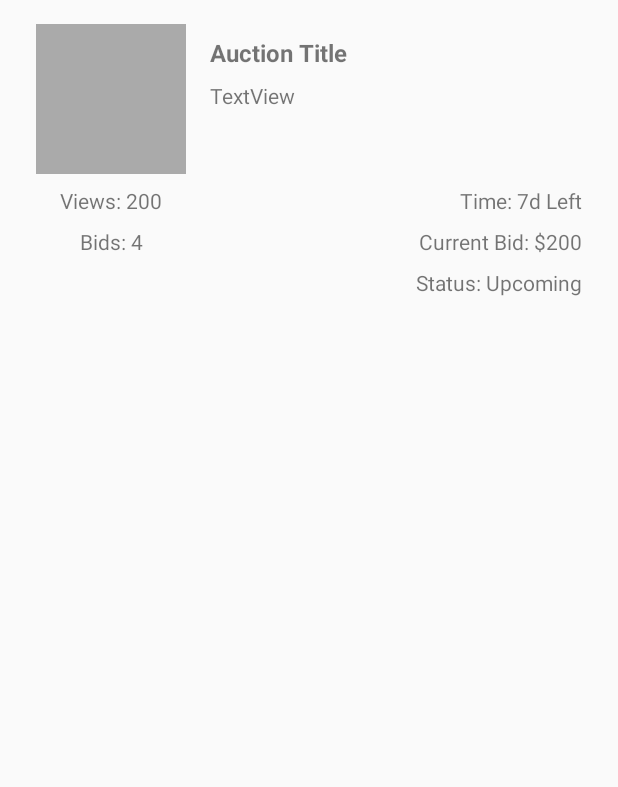
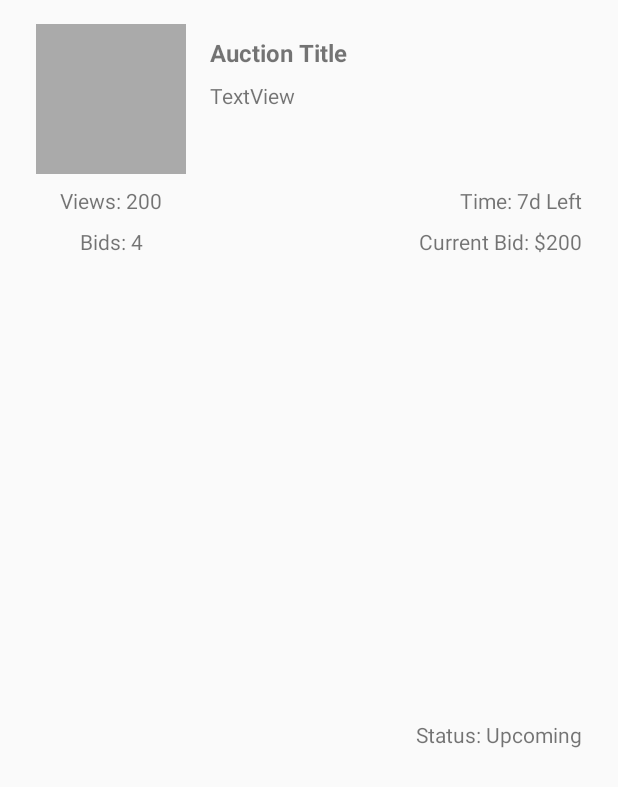
Before and after one commit to pokmnx/StorageAuctions, an Android app: the layout list_auction.xml on its own in the app's theme, with its tools: preview values and no code run, on a phone screen of 412 x 824 dp. Shown: the top 787 px of the screen. Run offline under Robolectric (Android 15) with nearby library versions, the phone set to English and light mode, and no system bars.

Commit message:
Fix styling

```diff
--- a/Android/app/src/main/res/layout/list_auction.xml
+++ b/Android/app/src/main/res/layout/list_auction.xml
@@ -18,25 +18,33 @@
 
     <TextView
         android:id="@+id/auction_cell_title"
-        android:layout_width="wrap_content"
+        android:layout_width="0dp"
         android:layout_height="wrap_content"
+        android:layout_marginEnd="24dp"
         android:layout_marginLeft="16dp"
+        android:layout_marginRight="24dp"
         android:layout_marginStart="16dp"
         android:layout_marginTop="24dp"
+        android:maxLines="4"
         android:text="Auction Title"
         android:textSize="16sp"
         android:textStyle="bold"
+        app:layout_constraintEnd_toEndOf="parent"
         app:layout_constraintStart_toEndOf="@+id/auction_cell_image"
         app:layout_constraintTop_toTopOf="parent" />
 
     <TextView
         android:id="@+id/auction_cell_address"
-        android:layout_width="wrap_content"
+        android:layout_width="0dp"
         android:layout_height="wrap_content"
+        android:layout_marginEnd="24dp"
         android:layout_marginLeft="16dp"
+        android:layout_marginRight="24dp"
         android:layout_marginStart="16dp"
         android:layout_marginTop="8dp"
+        android:maxLines="4"
         android:text="TextView"
+        app:layout_constraintEnd_toEndOf="parent"
         app:layout_constraintStart_toEndOf="@+id/auction_cell_image"
         app:layout_constraintTop_toBottomOf="@+id/auction_cell_title" />
 
@@ -86,10 +94,12 @@
         android:id="@+id/auction_cell_status"
         android:layout_width="wrap_content"
         android:layout_height="wrap_content"
+        android:layout_marginBottom="24dp"
         android:layout_marginEnd="24dp"
         android:layout_marginRight="24dp"
         android:layout_marginTop="8dp"
         android:text="Status: Upcoming"
+        app:layout_constraintBottom_toBottomOf="parent"
         app:layout_constraintEnd_toEndOf="parent"
         app:layout_constraintTop_toBottomOf="@+id/auction_cell_current_bid" />
 </android.support.constraint.ConstraintLayout>
--- a/Android/app/src/main/res/layout/spinner_item.xml
+++ b/Android/app/src/main/res/layout/spinner_item.xml
@@ -6,4 +6,5 @@
     android:padding="10dp"
     android:textStyle="italic"
     android:fontFamily="sans-serif-medium"
+    android:gravity="right"
     />
```
Also changed, not shown: Android/app/src/main/java/com/storageauctions/dev/WelcomeFragment.java (+23 -0 lines), Android/app/src/main/res/layout/fragment_create_auction.xml (+10 -0 lines), Android/app/src/main/res/layout/fragment_welcome.xml (+5 -5 lines), Android/app/src/main/res/layout/list_facility.xml (+10 -2 lines).
